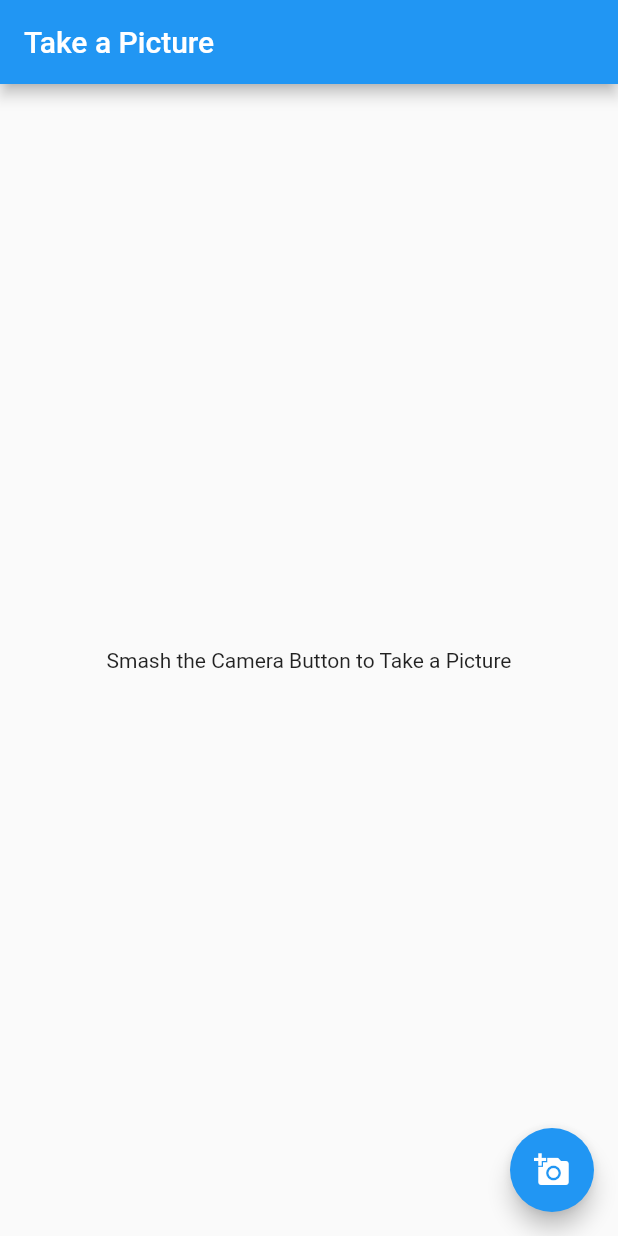
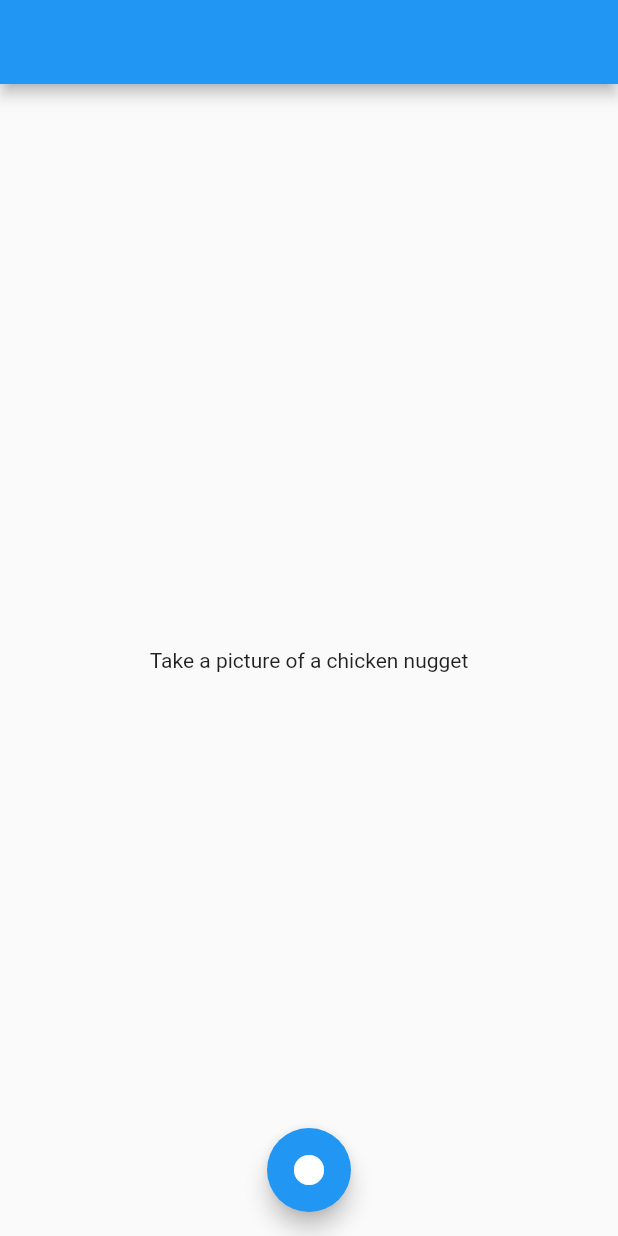
Before and after one commit to stevenschulze/flutterApp, a Flutter app: the MyHomePage screen opened directly, on a phone screen of 412 x 824 dp. Run offline on Flutter 3.47's test engine with Material 2 defaults, Android fonts, the phone set to English and light mode, and no system bars; our stand-ins replace image_picker.

Commit message:
centered button
added new icon and centered camera button

```diff
--- a/lib/pages/camera.dart
+++ b/lib/pages/camera.dart
@@ -4,7 +4,6 @@ import 'package:flutter/material.dart';
 import 'package:image_picker/image_picker.dart';
 import 'dart:convert';
 import 'package:http/http.dart' as http;
-
 
 void main() {
   runApp(MyCamera());
@@ -59,17 +58,21 @@ class MyHomePageState extends State<MyHomePage> {
   Widget build(BuildContext context) {
     return Scaffold(
       appBar: AppBar(
-        title: Text('Take a Picture', textAlign: TextAlign.right),
+
       ),
       body: Center(
           child: image == null
-              ? Text('Smash the Camera Button to Take a Picture')
+              ? Text('Take a picture of a chicken nugget', style: new TextStyle())
               : Image.file(image, scale: 2.0,)),
-        floatingActionButton: FloatingActionButton(
-        onPressed: getImage,
-        tooltip: 'Pick Image',
-        child: Icon(Icons.add_a_photo),
-      ),
+        floatingActionButton: new FloatingActionButton(
+          onPressed: getImage,
+          child: const Icon(Icons.lens),
+          //child: const Icon(Icons.local_see),
+        ),
+        floatingActionButtonLocation: FloatingActionButtonLocation.centerFloat,
+        bottomNavigationBar: new BottomAppBar(
+          color: Colors.blueAccent,
+        ),
     );
   }
 }
```
Also changed, not shown: 5 other files.
